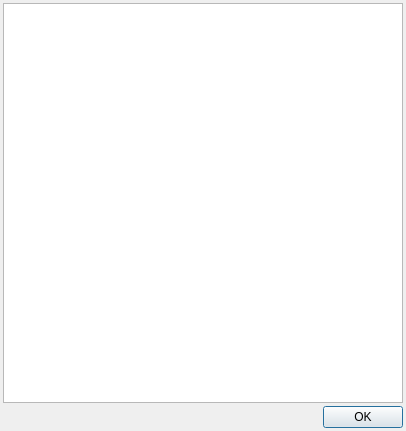
Above: forms/consolelogdialog.ui from Tarsnap/tarsnap-gui before the change. Below: the same form after it.
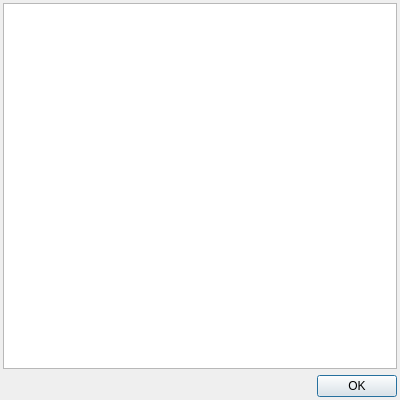
That is the form after the change. Custom widgets are drawn as their Qt base class.

```diff
--- a/forms/consolelogdialog.ui
+++ b/forms/consolelogdialog.ui
@@ -2,13 +2,18 @@
 <ui version="4.0">
  <class>ConsoleLogDialog</class>
  <widget class="QWidget" name="ConsoleLogDialog">
+  <property name="geometry">
+   <rect>
+    <x>0</x>
+    <y>0</y>
+    <width>400</width>
+    <height>400</height>
+   </rect>
+  </property>
   <property name="windowTitle">
    <string>Tarsnap Console Log</string>
   </property>
   <layout class="QVBoxLayout" name="consoleWindowLayout">
-   <property name="spacing">
-    <number>3</number>
-   </property>
    <property name="leftMargin">
     <number>3</number>
    </property>
@@ -22,14 +27,7 @@
     <number>3</number>
    </property>
    <item>
-    <widget class="TTextView" name="log">
-     <property name="minimumSize">
-      <size>
-       <width>400</width>
-       <height>400</height>
-      </size>
-     </property>
-    </widget>
+    <widget class="TTextView" name="consoleLogTextView"/>
    </item>
    <item>
     <widget class="QDialogButtonBox" name="buttonBox">
```
